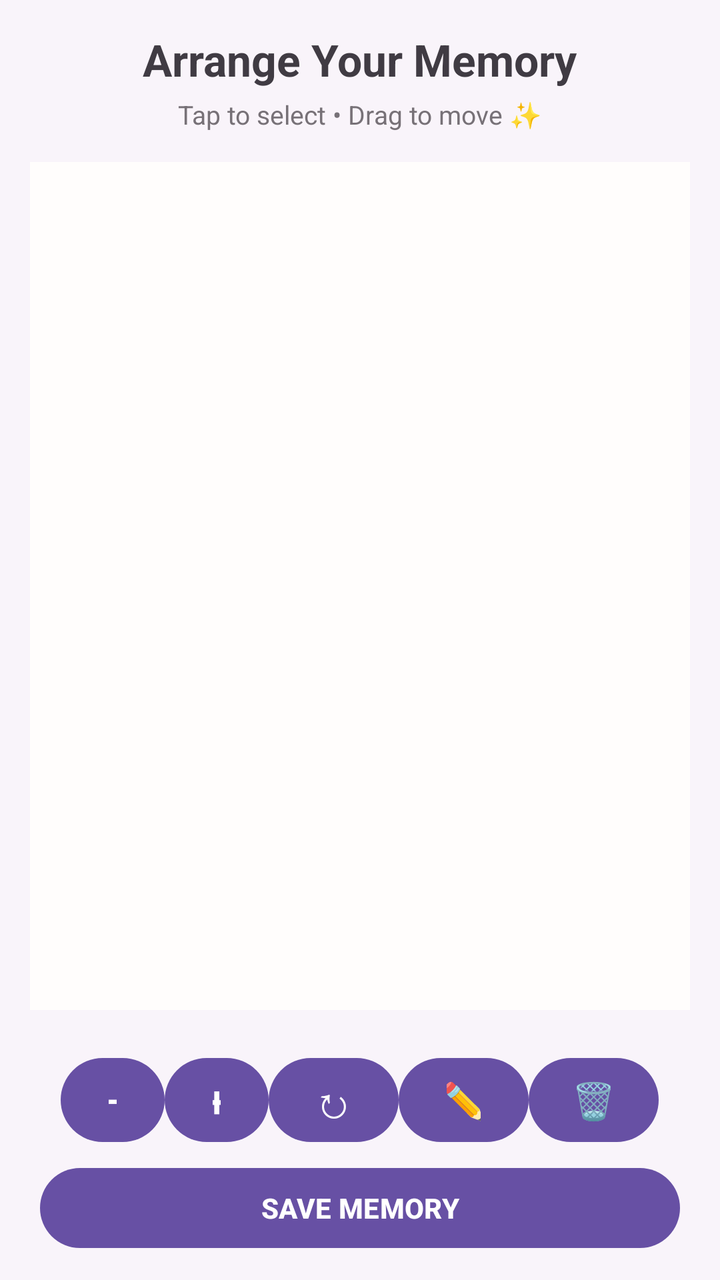
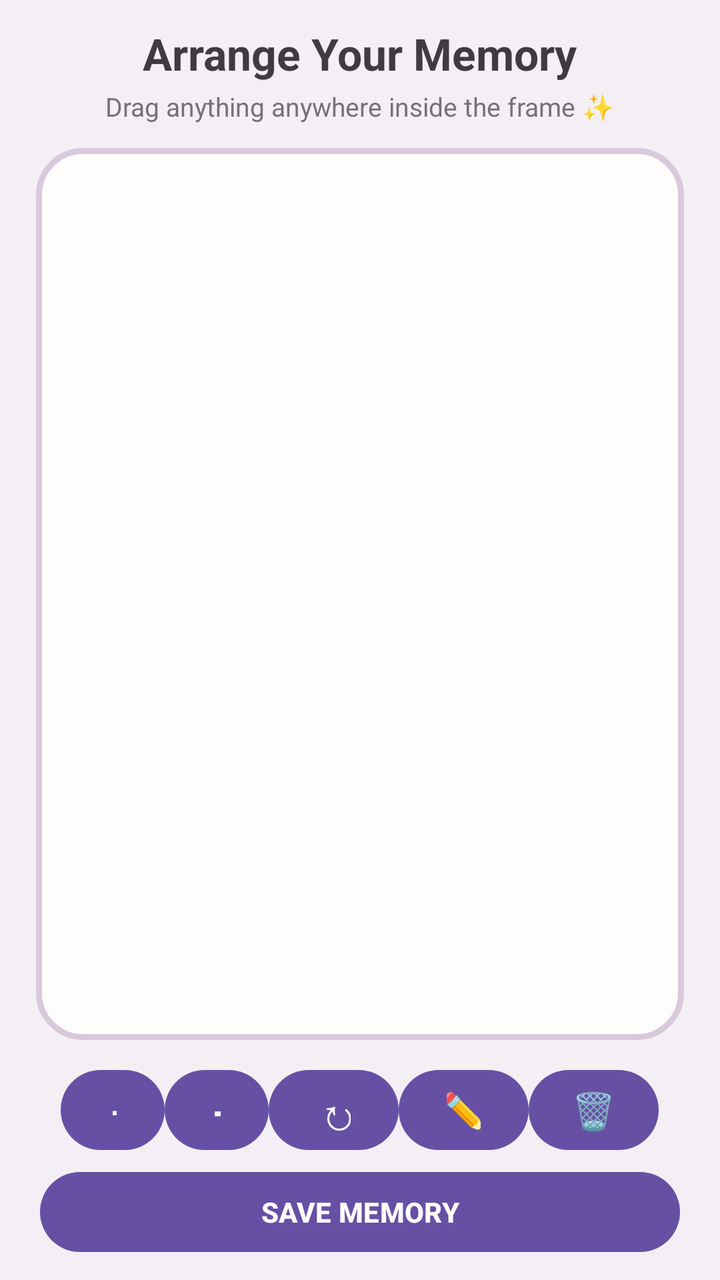

An Android layout rendered at two revisions. The XML below is the earlier revision; the diff shows what the commit changed to produce the second picture.
<!-- AndroidManifest.xml: application theme Theme.Memory_Pin -->
<!-- res/layout/activity_arrange_memory.xml -->
<?xml version="1.0" encoding="utf-8"?>
<androidx.constraintlayout.widget.ConstraintLayout
    xmlns:android="http://schemas.android.com/apk/res/android"
    xmlns:app="http://schemas.android.com/apk/res-auto"
    android:layout_width="match_parent"
    android:layout_height="match_parent"
    android:background="#F9F4FA">

    <TextView
        android:id="@+id/tvArrangeTitle"
        android:layout_width="wrap_content"
        android:layout_height="wrap_content"
        android:text="Arrange Your Memory"
        android:textSize="22sp"
        android:textStyle="bold"
        android:textColor="#403B43"
        app:layout_constraintTop_toTopOf="parent"
        app:layout_constraintStart_toStartOf="parent"
        app:layout_constraintEnd_toEndOf="parent"
        android:layout_marginTop="15dp" />

    <TextView
        android:id="@+id/tvArrangeHint"
        android:layout_width="wrap_content"
        android:layout_height="wrap_content"
        android:text="Tap to select • Drag to move ✨"
        android:textSize="13sp"
        android:textColor="#777177"
        app:layout_constraintTop_toBottomOf="@id/tvArrangeTitle"
        app:layout_constraintStart_toStartOf="parent"
        app:layout_constraintEnd_toEndOf="parent"
        android:layout_marginTop="4dp" />

    <FrameLayout
        android:id="@+id/memoryCanvas"
        android:layout_width="0dp"
        android:layout_height="0dp"
        android:background="#FFFDFC"
        android:clipChildren="false"
        android:clipToPadding="false"
        app:layout_constraintTop_toBottomOf="@id/tvArrangeHint"
        app:layout_constraintBottom_toTopOf="@id/photoControls"
        app:layout_constraintStart_toStartOf="parent"
        app:layout_constraintEnd_toEndOf="parent"
        android:layout_margin="15dp" />

    

    <LinearLayout
        android:id="@+id/photoControls"
        android:layout_width="match_parent"
        android:layout_height="wrap_content"
        android:orientation="horizontal"
        android:gravity="center"
        android:padding="5dp"
        app:layout_constraintBottom_toTopOf="@id/btnSaveArrangement"
        app:layout_constraintStart_toStartOf="parent"
        app:layout_constraintEnd_toEndOf="parent">

        <Button
            android:id="@+id/btnPhotoSmall"
            android:layout_width="52dp"
            android:layout_height="50dp"
            android:text="−"
            android:textSize="22sp" />

        <Button
            android:id="@+id/btnPhotoBig"
            android:layout_width="52dp"
            android:layout_height="50dp"
            android:text="+"
            android:textSize="22sp" />

        <Button
            android:id="@+id/btnPhotoRotate"
            android:layout_width="65dp"
            android:layout_height="50dp"
            android:text="↻"
            android:textSize="22sp" />

        <Button
            android:id="@+id/btnEditText"
            android:layout_width="65dp"
            android:layout_height="50dp"
            android:text="✏️"
            android:textSize="18sp" />

        <Button
            android:id="@+id/btnPhotoDelete"
            android:layout_width="65dp"
            android:layout_height="50dp"
            android:text="🗑"
            android:textSize="18sp" />

    </LinearLayout>

    <Button
        android:id="@+id/btnSaveArrangement"
        android:layout_width="0dp"
        android:layout_height="wrap_content"
        android:text="SAVE MEMORY"
        android:textStyle="bold"
        app:layout_constraintBottom_toBottomOf="parent"
        app:layout_constraintStart_toStartOf="parent"
        app:layout_constraintEnd_toEndOf="parent"
        android:layout_marginStart="20dp"
        android:layout_marginEnd="20dp"
        android:layout_marginBottom="12dp" />

</androidx.constraintlayout.widget.ConstraintLayout>
<!-- resources referenced by this layout -->
<resources>
  <style name="Theme.Memory_Pin" parent="Base.Theme.Memory_Pin" />
  <style name="Base.Theme.Memory_Pin" parent="Theme.Material3.DayNight.NoActionBar">
          
          
      </style>
</resources>

<!-- the commit's change to res/layout/activity_arrange_memory.xml (unified diff, before → after) -->
@@ -4,7 +4,7 @@
     xmlns:app="http://schemas.android.com/apk/res-auto"
     android:layout_width="match_parent"
     android:layout_height="match_parent"
-    android:background="#F9F4FA">
+    android:background="#F4EFF5">
 
     <TextView
         android:id="@+id/tvArrangeTitle"
@@ -17,34 +17,36 @@
         app:layout_constraintTop_toTopOf="parent"
         app:layout_constraintStart_toStartOf="parent"
         app:layout_constraintEnd_toEndOf="parent"
-        android:layout_marginTop="15dp" />
+        android:layout_marginTop="12dp" />
 
     <TextView
         android:id="@+id/tvArrangeHint"
         android:layout_width="wrap_content"
         android:layout_height="wrap_content"
-        android:text="Tap to select • Drag to move ✨"
+        android:text="Drag anything anywhere inside the frame ✨"
         android:textSize="13sp"
         android:textColor="#777177"
         app:layout_constraintTop_toBottomOf="@id/tvArrangeTitle"
         app:layout_constraintStart_toStartOf="parent"
         app:layout_constraintEnd_toEndOf="parent"
-        android:layout_marginTop="4dp" />
+        android:layout_marginTop="3dp" />
 
     <FrameLayout
         android:id="@+id/memoryCanvas"
         android:layout_width="0dp"
         android:layout_height="0dp"
-        android:background="#FFFDFC"
-        android:clipChildren="false"
-        android:clipToPadding="false"
+        android:background="@drawable/memory_canvas_background"
+        android:clipChildren="true"
+        android:clipToPadding="true"
+        android:padding="5dp"
         app:layout_constraintTop_toBottomOf="@id/tvArrangeHint"
         app:layout_constraintBottom_toTopOf="@id/photoControls"
         app:layout_constraintStart_toStartOf="parent"
         app:layout_constraintEnd_toEndOf="parent"
-        android:layout_margin="15dp" />
-
-    
+        android:layout_marginStart="18dp"
+        android:layout_marginEnd="18dp"
+        android:layout_marginTop="12dp"
+        android:layout_marginBottom="8dp" />
 
     <LinearLayout
         android:id="@+id/photoControls"
@@ -52,7 +54,7 @@
         android:layout_height="wrap_content"
         android:orientation="horizontal"
         android:gravity="center"
-        android:padding="5dp"
+        android:padding="3dp"
         app:layout_constraintBottom_toTopOf="@id/btnSaveArrangement"
         app:layout_constraintStart_toStartOf="parent"
         app:layout_constraintEnd_toEndOf="parent">
@@ -60,35 +62,35 @@
         <Button
             android:id="@+id/btnPhotoSmall"
             android:layout_width="52dp"
-            android:layout_height="50dp"
+            android:layout_height="48dp"
             android:text="−"
             android:textSize="22sp" />
 
         <Button
             android:id="@+id/btnPhotoBig"
             android:layout_width="52dp"
-            android:layout_height="50dp"
+            android:layout_height="48dp"
             android:text="+"
             android:textSize="22sp" />
 
         <Button
             android:id="@+id/btnPhotoRotate"
             android:layout_width="65dp"
-            android:layout_height="50dp"
+            android:layout_height="48dp"
             android:text="↻"
             android:textSize="22sp" />
 
         <Button
             android:id="@+id/btnEditText"
             android:layout_width="65dp"
-            android:layout_height="50dp"
+            android:layout_height="48dp"
             android:text="✏️"
             android:textSize="18sp" />
 
         <Button
             android:id="@+id/btnPhotoDelete"
             android:layout_width="65dp"
-            android:layout_height="50dp"
+            android:layout_height="48dp"
             android:text="🗑"
             android:textSize="18sp" />
 
@@ -105,6 +107,6 @@
         app:layout_constraintEnd_toEndOf="parent"
         android:layout_marginStart="20dp"
         android:layout_marginEnd="20dp"
-        android:layout_marginBottom="12dp" />
+        android:layout_marginBottom="10dp" />
 
 </androidx.constraintlayout.widget.ConstraintLayout>
<!-- resource entries referenced after the edit -->
@@ -1,5 +1,22 @@
 <!-- resources referenced by this layout -->
 <resources>
+  <!-- drawable memory_canvas_background (drawable) -->
+  <?xml version="1.0" encoding="utf-8"?>
+  <shape
+      xmlns:android="http://schemas.android.com/apk/res/android"
+      android:shape="rectangle">
+  
+      <solid
+          android:color="#FFFDFC" />
+  
+      <corners
+          android:radius="22dp" />
+  
+      <stroke
+          android:width="3dp"
+          android:color="#D8C9DC" />
+  
+  </shape>
   <style name="Theme.Memory_Pin" parent="Base.Theme.Memory_Pin" />
   <style name="Base.Theme.Memory_Pin" parent="Theme.Material3.DayNight.NoActionBar">
           
